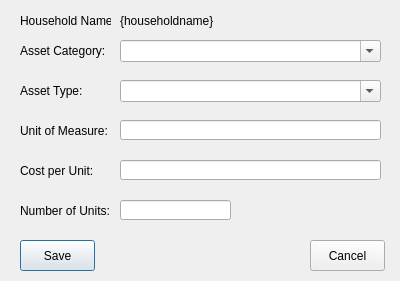
This is open-ihm/gui/designs/ui_household_addasset.ui in snim2mirror/openihm as Qt 5 draws it before an edit. The edited form follows.
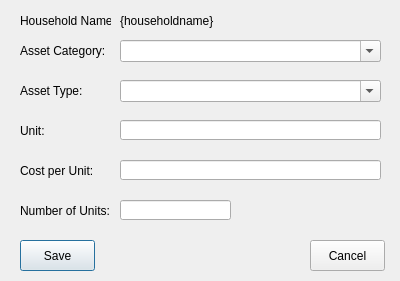
This is the edited form.

Patch:
```diff
--- a/open-ihm/gui/designs/ui_household_addasset.ui
+++ b/open-ihm/gui/designs/ui_household_addasset.ui
@@ -75,7 +75,7 @@
     </rect>
    </property>
    <property name="text">
-    <string>Unit of Measure:</string>
+    <string>Unit:</string>
    </property>
   </widget>
   <widget class="QLineEdit" name="txtUnitOfMeasure">
```
